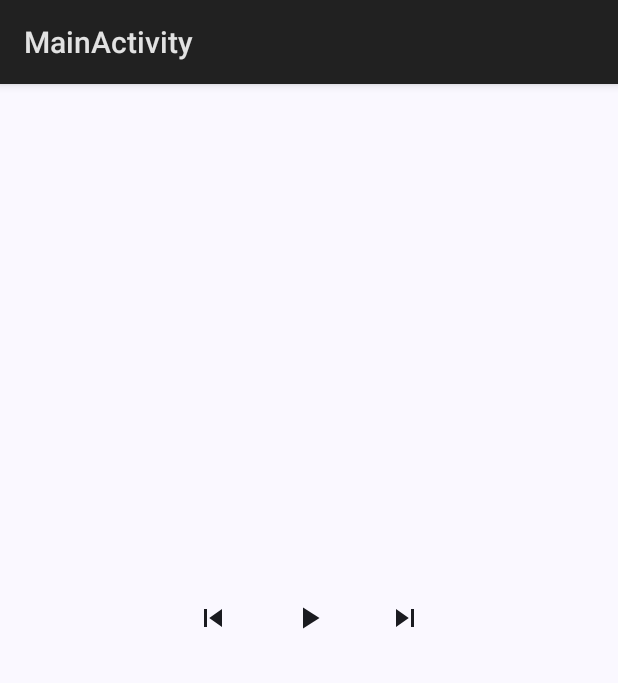
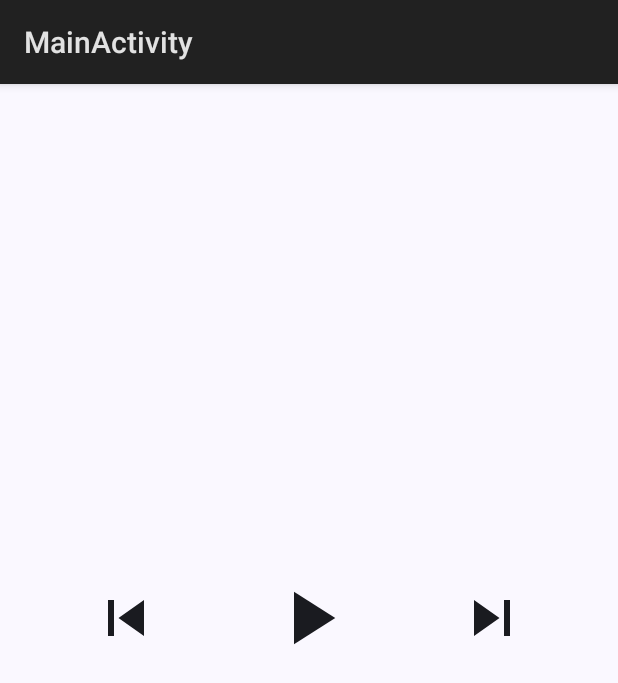
Before and after one commit to aiduoduo1/jjautomotive, an Android app built with Jetpack Compose: the screen it shows after launch (MainActivity), after a tap on "上一曲", on a phone screen of 412 x 824 dp. Shown: the top 683 px of the screen. Run offline under Robolectric (Android 15) with nearby library versions, the phone set to English and light mode, and no system bars; 5 statements that could not run were skipped.

```diff
--- a/automotive/automotive/build.gradle.kts
+++ b/automotive/automotive/build.gradle.kts
@@ -78,4 +78,7 @@ dependencies {
     implementation(libs.androidx.media3.common)
     implementation(libs.androidx.media3.session)
     implementation(libs.androidx.media3.exoplayer)
+
+    //work依赖
+    implementation(libs.work.runtime)
 }
--- a/automotive/automotive/src/main/java/com/jj/automotive/ui/screens/music/MusicScreen.kt
+++ b/automotive/automotive/src/main/java/com/jj/automotive/ui/screens/music/MusicScreen.kt
@@ -1,6 +1,8 @@
 package com.jj.automotive.ui.screens.music
 
 import android.content.ComponentName
+import android.util.Log
+import android.widget.Toast
 import androidx.compose.foundation.layout.*
 import androidx.compose.material.icons.Icons
 import androidx.compose.material.icons.filled.*
@@ -28,17 +30,25 @@ fun MusicScreen() {
 
         controllerFuture.addListener(
             {
+                try {
                     mediaController = controllerFuture.get()
+                    Log.d("MusicScreen", "MediaController connected")
                     mediaController?.addListener(object : Player.Listener {
                         override fun onIsPlayingChanged(playing: Boolean) {
+                            Log.d("MusicScreen", "Playing state changed to: $playing")
                             isPlaying = playing
                         }
                     })
+                } catch (e: Exception) {
+                    Log.e("MusicScreen", "Error getting MediaController", e)
+                    Toast.makeText(context, "连接播放服务失败: ${e.message}", Toast.LENGTH_SHORT).show()
+                }
             },
             MoreExecutors.directExecutor()
         )
 
         onDispose {
+            Log.d("MusicScreen", "Disposing MediaController")
             MediaController.releaseFuture(controllerFuture)
         }
     }
@@ -46,47 +56,83 @@ fun MusicScreen() {
     Column(
         modifier = Modifier
             .fillMaxSize()
-            .padding(16.dp),
+            .padding(32.dp),
         horizontalAlignment = Alignment.CenterHorizontally,
         verticalArrangement = Arrangement.Center
     ) {
         // 播放控制按钮
         Row(
-            horizontalArrangement = Arrangement.spacedBy(16.dp),
+            horizontalArrangement = Arrangement.spacedBy(32.dp),
             verticalAlignment = Alignment.CenterVertically
         ) {
             // 上一曲
             IconButton(
+                modifier = Modifier.size(80.dp),
                 onClick = {
+                    try {
+                        Log.d("MusicScreen", "Seeking to previous item")
                         mediaController?.seekToPreviousMediaItem()
+                    } catch (e: Exception) {
+                        Log.e("MusicScreen", "Error seeking to previous", e)
+                        Toast.makeText(context, "切换失败: ${e.message}", Toast.LENGTH_SHORT).show()
+                    }
                 }
             ) {
-                Icon(Icons.Default.SkipPrevious, "上一曲")
+                Icon(
+                    Icons.Default.SkipPrevious,
+                    "上一曲",
+                    modifier = Modifier.size(48.dp)
+                )
             }
 
             // 播放/暂停
             IconButton(
+                modifier = Modifier.size(100.dp),
                 onClick = {
+                    try {
+                        if (mediaController == null) {
+                            Toast.makeText(context, "播放服务未连接", Toast.LENGTH_SHORT).show()
+                            return@IconButton
+                        }
+
                         if (isPlaying) {
+                            Log.d("MusicScreen", "Pausing playback")
                             mediaController?.pause()
                         } else {
+                            Log.d("MusicScreen", "Starting playback")
                             mediaController?.play()
+                        }
+                    } catch (e: Exception) {
+                        Log.e("MusicScreen", "Error controlling playback", e)
+                        Toast.makeText(context, "播放控制失败: ${e.message}", Toast.LENGTH_SHORT).show()
                     }
                 }
             ) {
                 Icon(
                     if (isPlaying) Icons.Default.Pause else Icons.Default.PlayArrow,
-                    if (isPlaying) "暂停" else "播放"
+                    if (isPlaying) "暂停" else "播放",
+                    modifier = Modifier.size(60.dp)
                 )
             }
 
             // 下一曲
             IconButton(
+                modifier = Modifier.size(80.dp),
                 onClick = {
+                    try {
+                        Log.d("MusicScreen", "Seeking to next item")
                         mediaController?.seekToNextMediaItem()
+                    } catch (e: Exception) {
+                        Log.e("MusicScreen", "Error seeking to next", e)
+                        Toast.makeText(context, "切换失败: ${e.message}", Toast.LENGTH_SHORT).show()
+                    }
                 }
             ) {
-                Icon(Icons.Default.SkipNext, "下一曲")
+                Icon(
+                    Icons.Default.SkipNext,
+                    "下一曲",
+                    modifier = Modifier.size(48.dp)
+                )
             }
         }
     }
--- a/automotive/gradle/libs.versions.toml
+++ b/automotive/gradle/libs.versions.toml
@@ -19,6 +19,7 @@ material-icons = "1.5.4"
 activity = "1.8.2"
 media = "1.7.0"
 media3 = "1.2.1"
+workRuntimeVersion = "2.8.1"
 
 
 [libraries]
@@ -46,6 +47,7 @@ androidx-media = { group = "androidx.media", name = "media", version.ref = "medi
 androidx-media3-common = { group = "androidx.media3", name = "media3-common", version.ref = "media3" }
 androidx-media3-session = { group = "androidx.media3", name = "media3-session", version.ref = "media3" }
 androidx-media3-exoplayer = { group = "androidx.media3", name = "media3-exoplayer", version.ref = "media3" }
+work-runtime = { module = "androidx.work:work-runtime", version.ref = "workRuntimeVersion" }
 [plugins]
 android-application = { id = "com.android.application", version.ref = "agp" }
 kotlin-android = { id = "org.jetbrains.kotlin.android", version.ref = "kotlin" }
```
Also changed, not shown: automotive/automotive/src/main/AndroidManifest.xml (+18 -2 lines), automotive/automotive/src/main/java/com/jj/automotive/MyMusicService.kt (+59 -8 lines), automotive/automotive/src/main/java/com/jj/automotive/autostart/BootUpWorker.kt (added, +17 -0 lines), automotive/automotive/src/main/java/com/jj/automotive/autostart/BroadcastReceiver.kt (added, +21 -0 lines), automotive/settings.gradle.kts (+11 -0 lines), 2 other files. Lines whose indentation alone changed are shown as unchanged.
